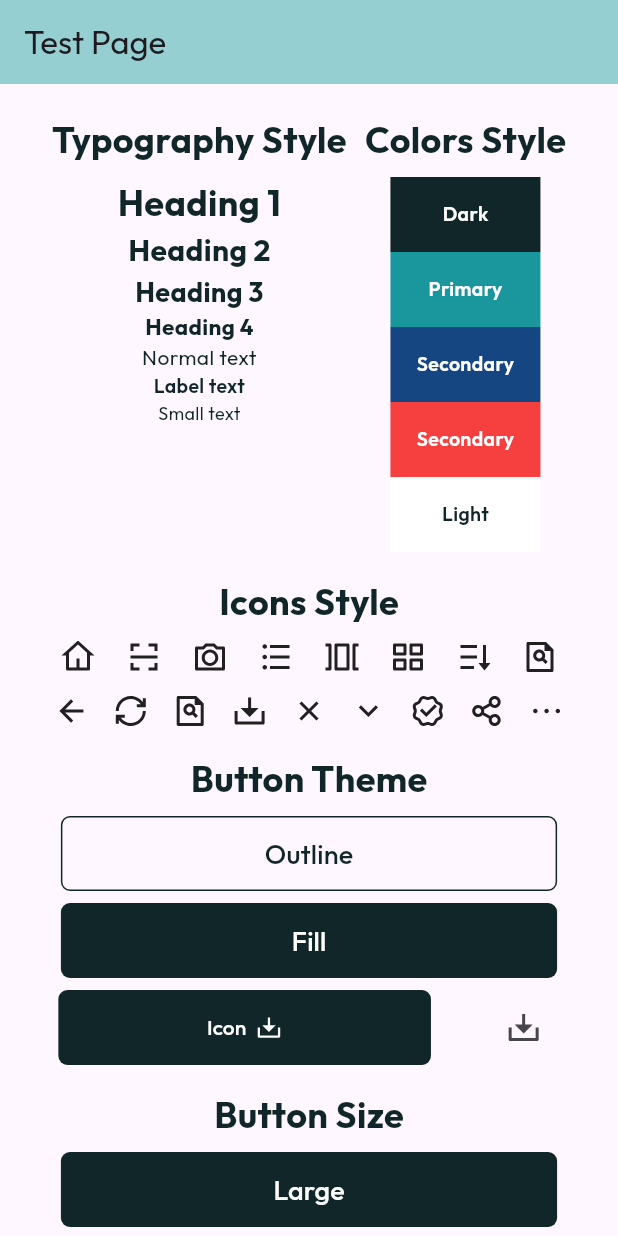
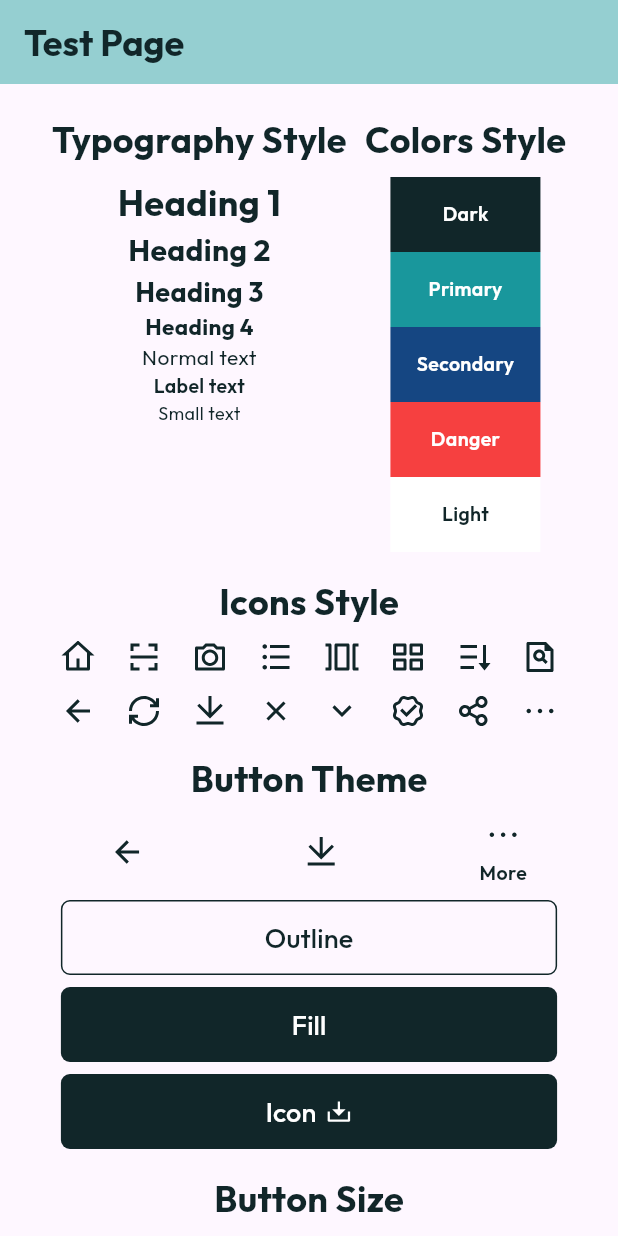
Before and after one commit to NexusphereCo/aiproof, a Flutter app: the screen it shows after launch, on a phone screen of 412 x 824 dp. Run offline on Flutter 3.47's test engine with Material 3 defaults, Android fonts, the phone set to English and light mode, and no system bars; drawn by our look-alikes of auto_size_text; our stand-ins replace flutter_screenutil, remixicon.

Commit message:
Code Clean up

```diff
--- a/lib/constants/colors.dart
+++ b/lib/constants/colors.dart
@@ -61,7 +61,7 @@ class APColor {
     },
   );
 
-  static MaterialColor red = const MaterialColor(
+  static MaterialColor danger = const MaterialColor(
     // default = shade[400]
     0xFFF64040,
     <int, Color>{
--- a/lib/constants/theme.dart
+++ b/lib/constants/theme.dart
@@ -37,6 +37,7 @@ class APTheme {
     return ThemeData(
       primarySwatch: APColor.primary,
       textTheme: buildTextTheme(),
+      iconTheme: IconThemeData(color: APColor.dark),
       floatingActionButtonTheme: FloatingActionButtonThemeData(
         backgroundColor: APColor.primary,
         foregroundColor: APColor.light,
--- a/lib/constants/typography.dart
+++ b/lib/constants/typography.dart
@@ -1,9 +1,7 @@
 import 'package:ai_proof/constants/colors.dart';
-
 import 'package:auto_size_text/auto_size_text.dart';
 import 'package:flutter/material.dart';
 
-/// defines the custom font weight
 class APFontWeight {
   APFontWeight._();
 
@@ -27,23 +25,34 @@ class APFontSize {
   static const double small = 10.0;
 }
 
-class APTypography {
-  APTypography._();
-
+class APTypography extends StatelessWidget {
   static const String fontFamily = 'Outfit';
 
-  static Widget _textStyle(
-    String str,
-    double fontSize,
-    Color? color,
-    bool muted,
-    FontWeight fontWeight,
-    TextAlign? textAlign,
-    int? maxLines,
-    bool? cutOverflow,
-  ) {
+  final String text;
+  final double fontSize;
+  final Color? color;
+  final bool muted;
+  final FontWeight fontWeight;
+  final TextAlign? textAlign;
+  final int? maxLines;
+  final bool? cutOverflow;
+
+  const APTypography({
+    super.key,
+    required this.text,
+    required this.fontSize,
+    this.color,
+    this.muted = false,
+    this.fontWeight = FontWeight.normal,
+    this.textAlign,
+    this.maxLines,
+    this.cutOverflow,
+  });
+
+  @override
+  Widget build(BuildContext context) {
     return AutoSizeText(
-      str,
+      text,
       style: TextStyle(
         fontSize: fontSize,
         fontWeight: fontWeight,
@@ -54,21 +63,158 @@ class APTypography {
       overflow: (cutOverflow ?? false) ? TextOverflow.ellipsis : null,
     );
   }
+}
 
-  /// typography headings and texts with parameters.
-  /// @param [Text] text - required; the text message
-  ///        [Color] color - nullable;
-  ///        [FontWeight] fontWeight - nullable;
-  ///        [bool] muted - nullable;
-  ///        [TextAlign] textAlign - nullable;
-  ///        [int] maxLines - nullable;
-  ///        [bool] cutOverflow - nullable;
-  /// @returns [AutoSizeText]
-  static Widget h1({required String text, Color? color, FontWeight? fontWeight, bool muted = false, TextAlign? textAlign, int? maxLines, bool? cutOverflow}) => _textStyle(text, APFontSize.h1, color, muted, fontWeight ?? APFontWeight.extraBold, textAlign, maxLines, cutOverflow);
-  static Widget h2({required String text, Color? color, FontWeight? fontWeight, bool muted = false, TextAlign? textAlign, int? maxLines, bool? cutOverflow}) => _textStyle(text, APFontSize.h2, color, muted, fontWeight ?? APFontWeight.extraBold, textAlign, maxLines, cutOverflow);
-  static Widget h3({required String text, Color? color, FontWeight? fontWeight, bool muted = false, TextAlign? textAlign, int? maxLines, bool? cutOverflow}) => _textStyle(text, APFontSize.h3, color, muted, fontWeight ?? APFontWeight.extraBold, textAlign, maxLines, cutOverflow);
-  static Widget h4({required String text, Color? color, FontWeight? fontWeight, bool muted = false, TextAlign? textAlign, int? maxLines, bool? cutOverflow}) => _textStyle(text, APFontSize.h4, color, muted, fontWeight ?? APFontWeight.extraBold, textAlign, maxLines, cutOverflow);
-  static Widget text({required String text, Color? color, FontWeight? fontWeight, bool muted = false, TextAlign? textAlign, int? maxLines, bool? cutOverflow}) => _textStyle(text, APFontSize.normal, color, muted, fontWeight ?? APFontWeight.regular, textAlign, maxLines, cutOverflow);
-  static Widget label({required String text, Color? color, FontWeight? fontWeight, bool muted = false, TextAlign? textAlign, int? maxLines, bool? cutOverflow}) => _textStyle(text, APFontSize.label, color, muted, fontWeight ?? APFontWeight.semiBold, textAlign, maxLines, cutOverflow);
-  static Widget small({required String text, Color? color, FontWeight? fontWeight, bool muted = false, TextAlign? textAlign, int? maxLines, bool? cutOverflow}) => _textStyle(text, APFontSize.small, color, muted, fontWeight ?? APFontWeight.regular, textAlign, maxLines, cutOverflow);
+class h1 extends APTypography {
+  const h1({
+    super.key,
+    required String text,
+    Color? color,
+    bool muted = false,
+    FontWeight fontWeight = FontWeight.bold,
+    TextAlign? textAlign,
+    int? maxLines,
+    bool? cutOverflow,
+  }) : super(
+          text: text,
+          fontSize: APFontSize.h1,
+          color: color,
+          muted: muted,
+          fontWeight: fontWeight,
+          textAlign: textAlign,
+          maxLines: maxLines,
+          cutOverflow: cutOverflow,
+        );
 }
+
+class h2 extends APTypography {
+  const h2({
+    super.key,
+    required String text,
+    Color? color,
+    bool muted = false,
+    FontWeight fontWeight = FontWeight.bold,
+    TextAlign? textAlign,
+    int? maxLines,
+    bool? cutOverflow,
+  }) : super(
+          text: text,
+          fontSize: APFontSize.h2,
+          color: color,
+          muted: muted,
+          fontWeight: fontWeight,
+          textAlign: textAlign,
+          maxLines: maxLines,
+          cutOverflow: cutOverflow,
+        );
+}
+
+class h3 extends APTypography {
+  const h3({
+    super.key,
+    required String text,
+    Color? color,
+    bool muted = false,
+    FontWeight fontWeight = FontWeight.bold,
+    TextAlign? textAlign,
+    int? maxLines,
+    bool? cutOverflow,
+  }) : super(
+          text: text,
+          fontSize: APFontSize.h3,
+          color: color,
+          muted: muted,
+          fontWeight: fontWeight,
+          textAlign: textAlign,
+          maxLines: maxLines,
+          cutOverflow: cutOverflow,
+        );
+}
+
+class h4 extends APTypography {
+  const h4({
+    super.key,
+    required String text,
+    Color? color,
+    bool muted = false,
+    FontWeight fontWeight = FontWeight.bold,
+    TextAlign? textAlign,
+    int? maxLines,
+    bool? cutOverflow,
+  }) : super(
+          text: text,
+          fontSize: APFontSize.h4,
+          color: color,
+          muted: muted,
+          fontWeight: fontWeight,
+          textAlign: textAlign,
+          maxLines: maxLines,
+          cutOverflow: cutOverflow,
+        );
+}
+
+class normal extends APTypography {
+  const normal({
+    super.key,
+    required String text,
+    Color? color,
+    bool muted = false,
+    FontWeight fontWeight = FontWeight.normal,
+    TextAlign? textAlign,
+    int? maxLines,
+    bool? cutOverflow,
+  }) : super(
+          text: text,
+          fontSize: APFontSize.normal,
+          color: color,
+          muted: muted,
+          fontWeight: fontWeight,
+          textAlign: textAlign,
+          maxLines: maxLines,
+          cutOverflow: cutOverflow,
+        );
+}
+
+class label extends APTypography {
+  const label({
+    super.key,
+    required String text,
+    Color? color,
+    bool muted = false,
+    FontWeight fontWeight = FontWeight.w600,
+    TextAlign? textAlign,
+    int? maxLines,
+    bool? cutOverflow,
+  }) : super(
+          text: text,
+          fontSize: APFontSize.label,
+          color: color,
+          muted: muted,
+          fontWeight: fontWeight,
+          textAlign: textAlign,
+          maxLines: maxLines,
+          cutOverflow: cutOverflow,
+        );
+}
+
+class small extends APTypography {
+  const small({
+    super.key,
+    required String text,
+    Color? color,
+    bool muted = false,
+    FontWeight fontWeight = FontWeight.normal,
+    TextAlign? textAlign,
+    int? maxLines,
+    bool? cutOverflow,
+  }) : super(
+          text: text,
+          fontSize: APFontSize.small,
+          color: color,
+          muted: muted,
+          fontWeight: fontWeight,
+          textAlign: textAlign,
+          maxLines: maxLines,
+          cutOverflow: cutOverflow,
+        );
+}
--- a/lib/constants/typography_test.dart
+++ /dev/null
@@ -1,218 +0,0 @@
-import 'package:ai_proof/constants/colors.dart';
-import 'package:auto_size_text/auto_size_text.dart';
-import 'package:flutter/material.dart';
-
-class APFontWeight {
-  APFontWeight._();
-
-  static const FontWeight thin = FontWeight.w300;
-  static const FontWeight regular = FontWeight.w500;
-  static const FontWeight bold = FontWeight.w600;
-  static const FontWeight semiBold = FontWeight.w700;
-  static const FontWeight extraBold = FontWeight.w800;
-}
-
-/// defines the custom font size
-class APFontSize {
-  APFontSize._();
-
-  static const double h1 = 24.0;
-  static const double h2 = 20.0;
-  static const double h3 = 18.0;
-  static const double h4 = 15.0;
-  static const double normal = 14.0;
-  static const double label = 13.0;
-  static const double small = 10.0;
-}
-
-class APTypography extends StatelessWidget {
-  final String text;
-  final double fontSize;
-  final Color? color;
-  final bool muted;
-  final FontWeight fontWeight;
-  final TextAlign? textAlign;
-  final int? maxLines;
-  final bool? cutOverflow;
-
-  const APTypography({
-    super.key,
-    required this.text,
-    required this.fontSize,
-    this.color,
-    this.muted = false,
-    this.fontWeight = FontWeight.normal,
-    this.textAlign,
-    this.maxLines,
-    this.cutOverflow,
-  });
-
-  @override
-  Widget build(BuildContext context) {
-    return AutoSizeText(
-      text,
-      style: TextStyle(
-        fontSize: fontSize,
-        fontWeight: fontWeight,
-        color: color ?? APColor.dark.withOpacity(muted ? 0.5 : 1),
-      ),
-      textAlign: textAlign,
-      maxLines: maxLines,
-      overflow: (cutOverflow ?? false) ? TextOverflow.ellipsis : null,
-    );
-  }
-}
-
-class h1 extends APTypography {
-  const h1({
-    super.key,
-    required String text,
-    Color? color,
-    bool muted = false,
-    FontWeight fontWeight = FontWeight.bold,
-    TextAlign? textAlign,
-    int? maxLines,
-    bool? cutOverflow,
-  }) : super(
-          text: text,
-          fontSize: APFontSize.h1,
-          color: color,
-          muted: muted,
-          fontWeight: fontWeight,
-          textAlign: textAlign,
-          maxLines: maxLines,
-          cutOverflow: cutOverflow,
-        );
-}
-
-class h2 extends APTypography {
-  const h2({
-    super.key,
-    required String text,
-    Color? color,
-    bool muted = false,
-    FontWeight fontWeight = FontWeight.bold,
-    TextAlign? textAlign,
-    int? maxLines,
-    bool? cutOverflow,
-  }) : super(
-          text: text,
-          fontSize: APFontSize.h2,
-          color: color,
-          muted: muted,
-          fontWeight: fontWeight,
-          textAlign: textAlign,
-          maxLines: maxLines,
-          cutOverflow: cutOverflow,
-        );
-}
-
-class h3 extends APTypography {
-  const h3({
-    super.key,
-    required String text,
-    Color? color,
-    bool muted = false,
-    FontWeight fontWeight = FontWeight.bold,
-    TextAlign? textAlign,
-    int? maxLines,
-    bool? cutOverflow,
-  }) : super(
-          text: text,
-          fontSize: APFontSize.h3,
-          color: color,
-          muted: muted,
-          fontWeight: fontWeight,
-          textAlign: textAlign,
-          maxLines: maxLines,
-          cutOverflow: cutOverflow,
-        );
-}
-
-class h4 extends APTypography {
-  const h4({
-    super.key,
-    required String text,
-    Color? color,
-    bool muted = false,
-    FontWeight fontWeight = FontWeight.bold,
-    TextAlign? textAlign,
-    int? maxLines,
-    bool? cutOverflow,
-  }) : super(
-          text: text,
-          fontSize: APFontSize.h4,
-          color: color,
-          muted: muted,
-          fontWeight: fontWeight,
-          textAlign: textAlign,
-          maxLines: maxLines,
-          cutOverflow: cutOverflow,
-        );
-}
-
-class text extends APTypography {
-  const text({
-    super.key,
-    required String text,
-    Color? color,
-    bool muted = false,
-    FontWeight fontWeight = FontWeight.normal,
-    TextAlign? textAlign,
-    int? maxLines,
-    bool? cutOverflow,
-  }) : super(
-          text: text,
-          fontSize: APFontSize.normal,
-          color: color,
-          muted: muted,
-          fontWeight: fontWeight,
-          textAlign: textAlign,
-          maxLines: maxLines,
-          cutOverflow: cutOverflow,
-        );
-}
-
-class label extends APTypography {
-  const label({
-    super.key,
-    required String text,
-    Color? color,
-    bool muted = false,
-    FontWeight fontWeight = FontWeight.w600,
-    TextAlign? textAlign,
-    int? maxLines,
-    bool? cutOverflow,
-  }) : super(
-          text: text,
-          fontSize: APFontSize.label,
-          color: color,
-          muted: muted,
-          fontWeight: fontWeight,
-          textAlign: textAlign,
-          maxLines: maxLines,
-          cutOverflow: cutOverflow,
-        );
-}
-
-class small extends APTypography {
-  const small({
-    super.key,
-    required String text,
-    Color? color,
-    bool muted = false,
-    FontWeight fontWeight = FontWeight.normal,
-    TextAlign? textAlign,
-    int? maxLines,
-    bool? cutOverflow,
-  }) : super(
-          text: text,
-          fontSize: APFontSize.small,
-          color: color,
-          muted: muted,
-          fontWeight: fontWeight,
-          textAlign: textAlign,
-          maxLines: maxLines,
-          cutOverflow: cutOverflow,
-        );
-}
--- a/lib/modules/auth/screens/TestPage/index.dart
+++ b/lib/modules/auth/screens/TestPage/index.dart
@@ -1,5 +1,6 @@
 import 'package:ai_proof/constants/colors.dart';
 import 'package:ai_proof/constants/sizes.dart';
+import 'package:ai_proof/constants/typography.dart';
 import 'package:ai_proof/modules/auth/screens/TestPage/widgets/colorStyle.dart';
 import 'package:ai_proof/modules/auth/screens/TestPage/widgets/iconStyle.dart';
 import 'package:ai_proof/modules/auth/screens/TestPage/widgets/typographyStyle.dart';
@@ -11,7 +12,7 @@ class TestPage extends StatelessWidget {
   Widget build(BuildContext context) {
     return Scaffold(
       appBar: AppBar(
-        title: const Text('Test Page'),
+        title: const h1(text: "Test Page"),
         backgroundColor: APColor.primary[200],
       ),
       body: Expanded(
--- a/lib/modules/auth/screens/TestPage/widgets/buttonStyle.dart
+++ b/lib/modules/auth/screens/TestPage/widgets/buttonStyle.dart
@@ -1,6 +1,6 @@
 import 'package:ai_proof/constants/colors.dart';
 import 'package:ai_proof/constants/sizes.dart';
-import 'package:ai_proof/constants/typography_test.dart';
+import 'package:ai_proof/constants/typography.dart';
 import 'package:ai_proof/widgets/components/buttons.dart';
 import 'package:flutter/material.dart';
 import 'package:remixicon/remixicon.dart';
@@ -18,6 +18,15 @@ class MyButtonStyle extends StatelessWidget {
           children: [
             const h1(text: "Button Theme"),
             const SizedBox(height: Spacing.sm),
+            Row(
+              mainAxisAlignment: MainAxisAlignment.spaceAround,
+              children: [
+                const APBackButton(),
+                IconButton(onPressed: () {}, icon: const Icon(Remix.download_line)),
+                APNavButton(onPressed: () {}, icon: Remix.more_line, text: "More", isActive: true),
+              ],
+            ),
+            const SizedBox(height: Spacing.sm),
             APButton(
               text: "Outline",
               theme: APButtonTheme.darkOutlined,
@@ -32,21 +41,16 @@ class MyButtonStyle extends StatelessWidget {
               onPressed: () {},
             ),
             const SizedBox(height: Spacing.sm),
-            Row(
-              mainAxisAlignment: MainAxisAlignment.spaceAround,
-              children: [
             APButton(
               text: "Icon",
               theme: APButtonTheme.dark,
+              size: APButtonSize.lg,
               icon: Icon(
                 Remix.download_2_line,
                 color: APColor.light,
                 size: APFontSize.h3,
               ),
               onPressed: () {},
-                ),
-                IconButton(onPressed: () {}, icon: const Icon(Remix.download_2_line)),
-              ],
             ),
           ],
         ),
--- a/lib/modules/auth/screens/TestPage/widgets/colorStyle.dart
+++ b/lib/modules/auth/screens/TestPage/widgets/colorStyle.dart
@@ -1,6 +1,6 @@
 import 'package:ai_proof/constants/colors.dart';
 import 'package:ai_proof/constants/sizes.dart';
-import 'package:ai_proof/constants/typography_test.dart';
+import 'package:ai_proof/constants/typography.dart';
 import 'package:flutter/material.dart';
 
 class ColorStyle extends StatelessWidget {
@@ -48,10 +48,10 @@ class ColorStyle extends StatelessWidget {
         Container(
           width: 100.0,
           height: 50.0,
-          color: APColor.red,
+          color: APColor.danger,
           child: Center(
             child: label(
-              text: "Secondary",
+              text: "Danger",
               color: APColor.light,
             ),
           ),
--- a/lib/modules/auth/screens/TestPage/widgets/iconStyle.dart
+++ b/lib/modules/auth/screens/TestPage/widgets/iconStyle.dart
@@ -1,5 +1,5 @@
 import 'package:ai_proof/constants/sizes.dart';
-import 'package:ai_proof/constants/typography_test.dart';
+import 'package:ai_proof/constants/typography.dart';
 import 'package:flutter/material.dart';
 import 'package:remixicon/remixicon.dart';
 
@@ -31,8 +31,7 @@ class IconStyle extends StatelessWidget {
           children: [
             Icon(Remix.arrow_left_line),
             Icon(Remix.loop_right_line),
-            Icon(Remix.file_search_line),
-            Icon(Remix.download_2_line),
+            Icon(Remix.download_line),
             Icon(Remix.close_line),
             Icon(Remix.arrow_down_s_line),
             Icon(Remix.verified_badge_line),
--- a/lib/modules/auth/screens/TestPage/widgets/typographyStyle.dart
+++ b/lib/modules/auth/screens/TestPage/widgets/typographyStyle.dart
@@ -1,5 +1,5 @@
 import 'package:ai_proof/constants/sizes.dart';
-import 'package:ai_proof/constants/typography_test.dart';
+import 'package:ai_proof/constants/typography.dart';
 import 'package:flutter/material.dart';
 
 class TypographyStyle extends StatelessWidget {
@@ -17,7 +17,7 @@ class TypographyStyle extends StatelessWidget {
         h2(text: "Heading 2"),
         h3(text: "Heading 3"),
         h4(text: "Heading 4"),
-        text(text: "Normal text"),
+        normal(text: "Normal text"),
         label(text: "Label text"),
         small(text: "Small text"),
       ],
--- a/lib/widgets/components/buttons.dart
+++ b/lib/widgets/components/buttons.dart
@@ -33,13 +33,44 @@ class APBackButton extends StatelessWidget {
     return Row(
       children: [
         IconButton(
-          color: APColor.primary,
-          onPressed: () {
-            Navigator.of(context).pop();
-          },
+          onPressed: () {},
           icon: const Icon(Remix.arrow_left_line),
         ),
       ],
+    );
+  }
+}
+
+class APNavButton extends StatelessWidget {
+  final VoidCallback onPressed;
+  final IconData icon;
+  final String text;
+  final bool isActive;
+
+  const APNavButton({
+    Key? key,
+    required this.onPressed,
+    required this.icon,
+    required this.text,
+    this.isActive = false,
+  }) : super(key: key);
+
+  @override
+  Widget build(BuildContext context) {
+    return GestureDetector(
+      onTap: onPressed,
+      child: Column(
+        mainAxisSize: MainAxisSize.min,
+        children: [
+          Icon(
+            icon,
+            size: 24,
+            color: APColor.dark.withOpacity(isActive ? 1 : 0.5),
+          ),
+          const SizedBox(height: 4),
+          label(text: text, color: APColor.dark.withOpacity(isActive ? 1 : 0.5)),
+        ],
+      ),
     );
   }
 }
@@ -122,15 +153,15 @@ class APButton extends StatelessWidget {
           spacing: textIconSpacing,
           children: [
             switch (size ?? APButtonSize.md) {
-              APButtonSize.sm => APTypography.small(
+              APButtonSize.sm => small(
                   text: text,
                   color: APColor.light,
                 ),
-              APButtonSize.md => APTypography.text(
+              APButtonSize.md => normal(
                   text: text,
                   color: APColor.light,
                 ),
-              APButtonSize.lg => APTypography.h3(
+              APButtonSize.lg => h3(
                   text: text,
                   color: APColor.light,
                   fontWeight: APFontWeight.regular,
@@ -160,15 +191,15 @@ class APButton extends StatelessWidget {
           spacing: textIconSpacing,
           children: [
             switch (size ?? APButtonSize.md) {
-              APButtonSize.sm => APTypography.small(
+              APButtonSize.sm => small(
                   text: text,
                   color: _setColor(theme),
                 ),
-              APButtonSize.md => APTypography.text(
+              APButtonSize.md => normal(
                   text: text,
                   color: _setColor(theme),
                 ),
-              APButtonSize.lg => APTypography.h3(
+              APButtonSize.lg => h3(
                   text: text,
                   color: _setColor(theme),
                   fontWeight: APFontWeight.regular,
@@ -191,7 +222,7 @@ class APButton extends StatelessWidget {
       case APButtonTheme.light || APButtonTheme.lightOutlined:
         return APColor.light;
       case APButtonTheme.danger || APButtonTheme.dangerOutlined:
-        return APColor.red;
+        return APColor.danger;
       default:
         return APColor.dark;
     }
```
Lines whose indentation alone changed are shown as unchanged.
